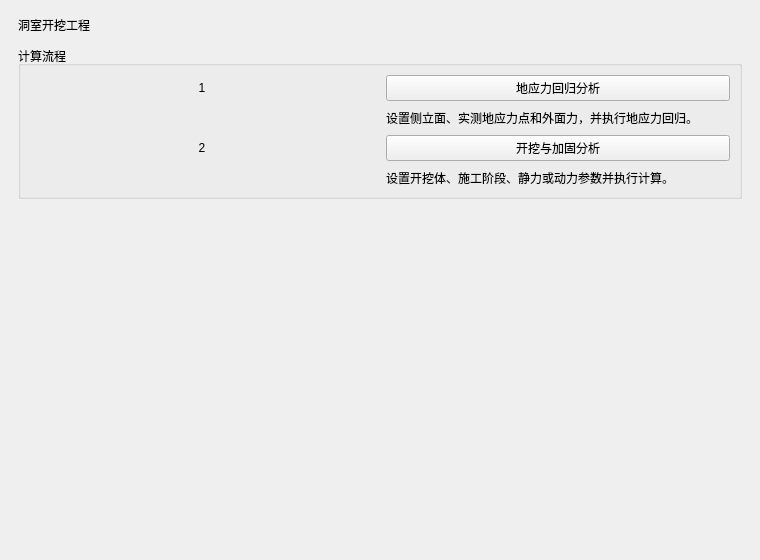
Above: plugins/Base_Solver/CaveExcavationWidget.ui from asd977/base_cae before the change. Below: the same form after it.
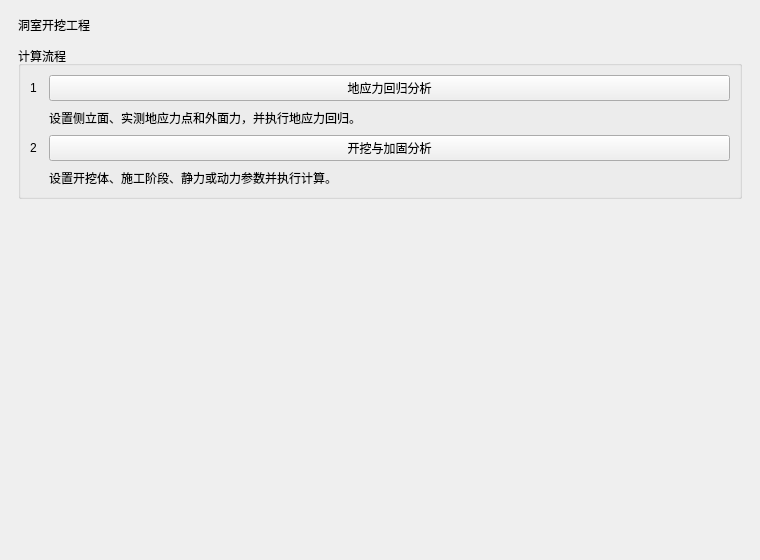
That is the form after the change.

Diff of the .ui file:
```diff
--- a/plugins/Base_Solver/CaveExcavationWidget.ui
+++ b/plugins/Base_Solver/CaveExcavationWidget.ui
@@ -50,13 +50,22 @@
       </property>
       <item row="0" column="0">
        <widget class="QLabel" name="geoStressIndexLabel">
+ <property name="sizePolicy">
+  <sizepolicy hsizetype="Fixed" vsizetype="Preferred">
+   <horstretch>0</horstretch>
+   <verstretch>0</verstretch>
+  </sizepolicy>
+ </property>
         <property name="text">
          <string>1</string>
         </property>
         <property name="alignment">
          <set>Qt::AlignCenter</set>
         </property>
-       </widget>
+        <property name="wordWrap">
+  <bool>false</bool>
+ </property>
+</widget>
       </item>
       <item row="0" column="1">
        <widget class="QPushButton" name="geoStressButton">
@@ -83,13 +92,22 @@
       </item>
       <item row="2" column="0">
        <widget class="QLabel" name="supportIndexLabel">
+ <property name="sizePolicy">
+  <sizepolicy hsizetype="Fixed" vsizetype="Preferred">
+   <horstretch>0</horstretch>
+   <verstretch>0</verstretch>
+  </sizepolicy>
+ </property>
         <property name="text">
          <string>2</string>
         </property>
         <property name="alignment">
          <set>Qt::AlignCenter</set>
         </property>
-       </widget>
+        <property name="wordWrap">
+  <bool>false</bool>
+ </property>
+</widget>
       </item>
       <item row="2" column="1">
        <widget class="QPushButton" name="caveSupportButton">
```
